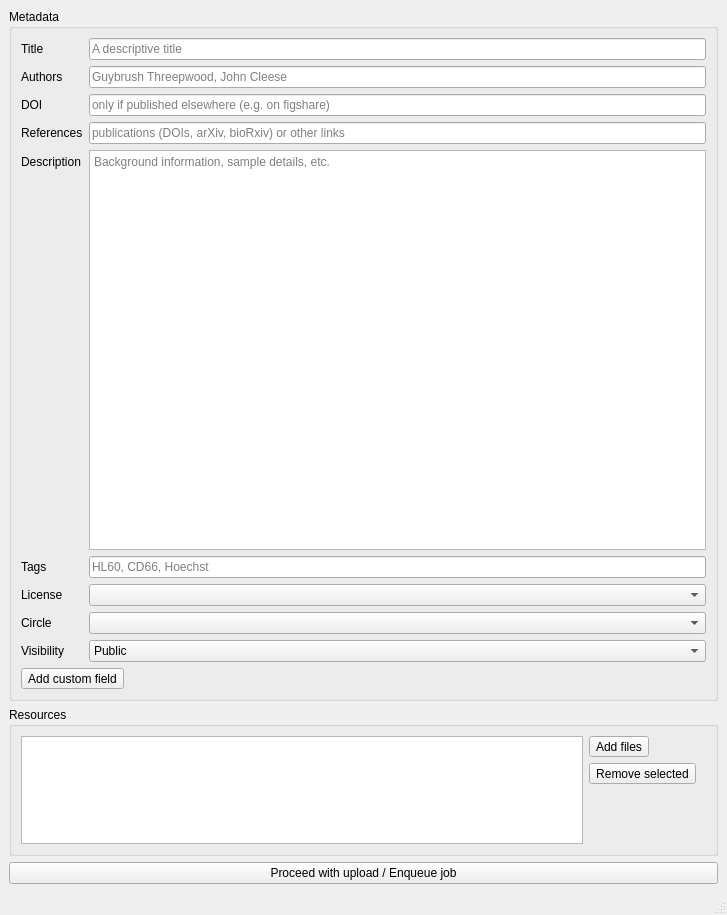
First picture: the form in dcor_manager/gui/upload/dlg_upload.ui, repository DCOR-dev/DCOR-Aid, before the edit.
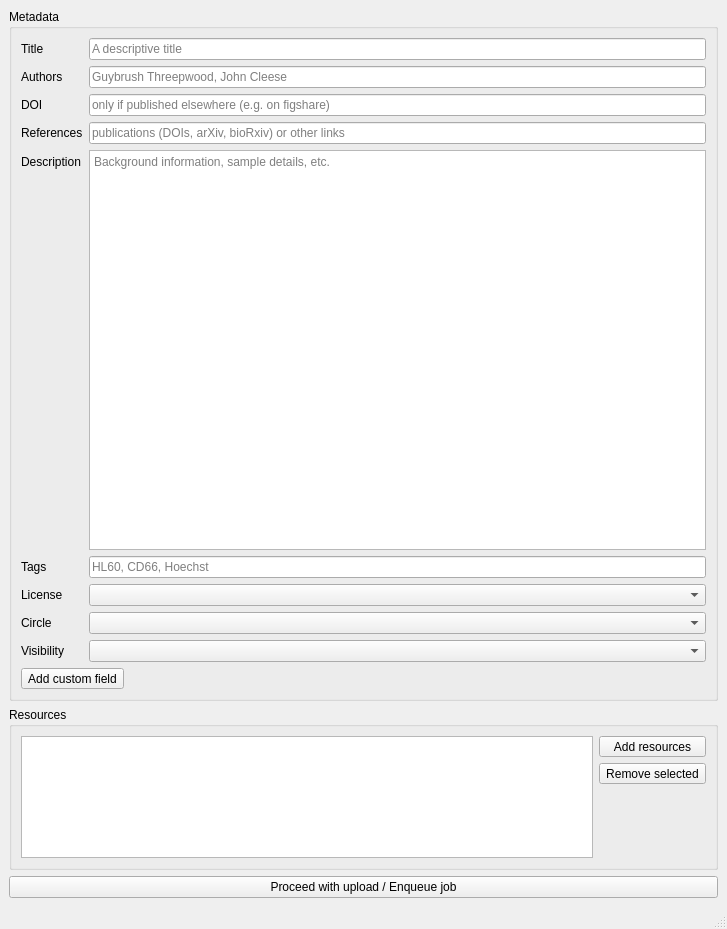
Second picture: the form after the edit.

Commit message: finished dialog for creating new datasets

```diff
--- a/dcor_manager/gui/upload/dlg_upload.ui
+++ b/dcor_manager/gui/upload/dlg_upload.ui
@@ -7,7 +7,7 @@
     <x>0</x>
     <y>0</y>
     <width>727</width>
-    <height>915</height>
+    <height>929</height>
    </rect>
   </property>
   <property name="windowTitle">
@@ -141,18 +141,7 @@
           </widget>
          </item>
          <item row="8" column="1">
-          <widget class="QComboBox" name="comboBox">
-           <item>
-            <property name="text">
-             <string>Public</string>
-            </property>
-           </item>
-           <item>
-            <property name="text">
-             <string>Private</string>
-            </property>
-           </item>
-          </widget>
+          <widget class="QComboBox" name="comboBox_vis"/>
          </item>
         </layout>
        </item>
@@ -185,17 +174,29 @@
        <item>
         <layout class="QVBoxLayout" name="verticalLayout_3">
          <property name="rightMargin">
-          <number>10</number>
+          <number>0</number>
          </property>
          <item>
-          <widget class="QToolButton" name="toolButton_2">
+          <widget class="QToolButton" name="toolButton_add">
+           <property name="sizePolicy">
+            <sizepolicy hsizetype="Preferred" vsizetype="Fixed">
+             <horstretch>0</horstretch>
+             <verstretch>0</verstretch>
+            </sizepolicy>
+           </property>
            <property name="text">
-            <string>Add files</string>
+            <string>Add resources</string>
            </property>
           </widget>
          </item>
          <item>
-          <widget class="QToolButton" name="toolButton_3">
+          <widget class="QToolButton" name="toolButton_rem">
+           <property name="sizePolicy">
+            <sizepolicy hsizetype="Preferred" vsizetype="Fixed">
+             <horstretch>0</horstretch>
+             <verstretch>0</verstretch>
+            </sizepolicy>
+           </property>
            <property name="text">
             <string>Remove selected</string>
            </property>
```
Left out of the diff: 20 changed lines with no effect on the pictures. The commit also changes 2 other files.
